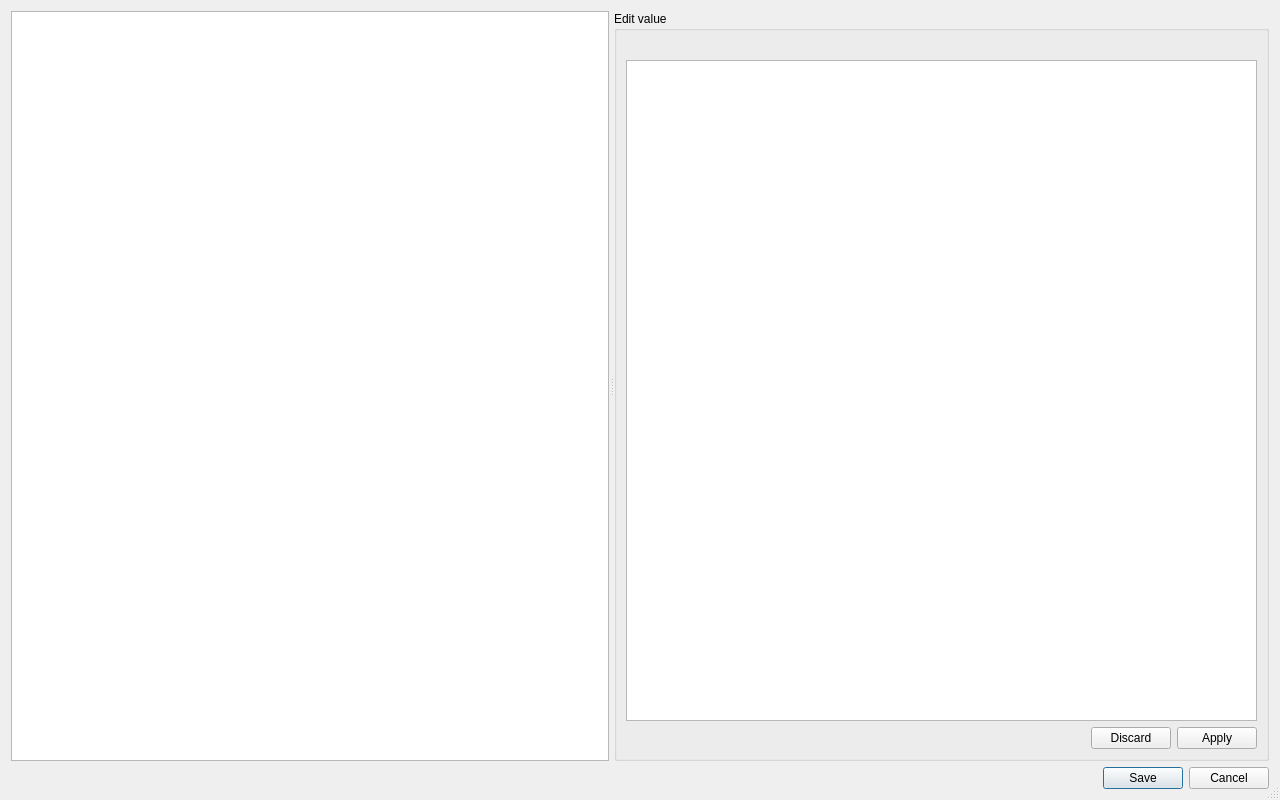
Before: the Qt Designer form src/ui/ui_editor.ui in nextgis/qgis_metatools, drawn with Qt 5.
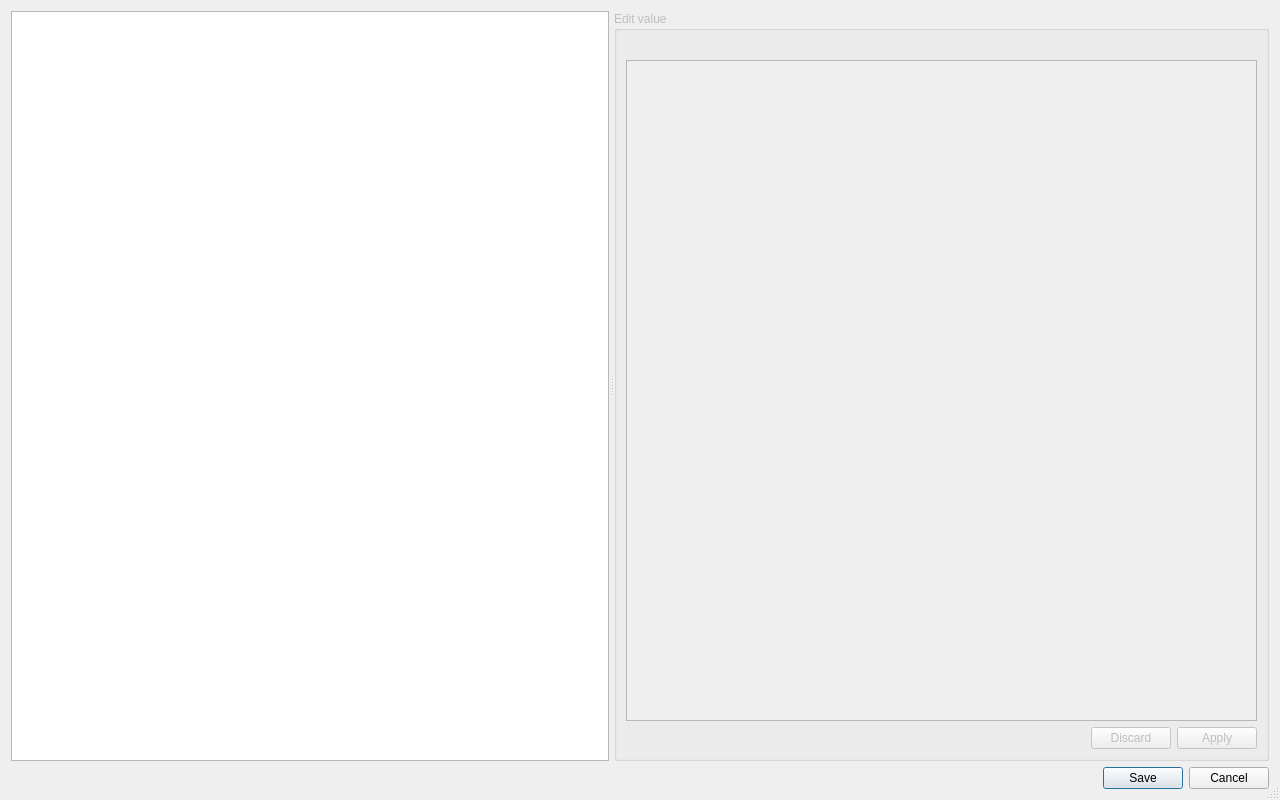
After: the same form once the commit is applied.

Diff of the .ui file:
```diff
--- a/src/ui/ui_editor.ui
+++ b/src/ui/ui_editor.ui
@@ -34,6 +34,9 @@
       </property>
      </widget>
      <widget class="QGroupBox" name="editorGroupBox">
+      <property name="enabled">
+       <bool>false</bool>
+      </property>
       <property name="title">
        <string>Edit value</string>
       </property>
```
